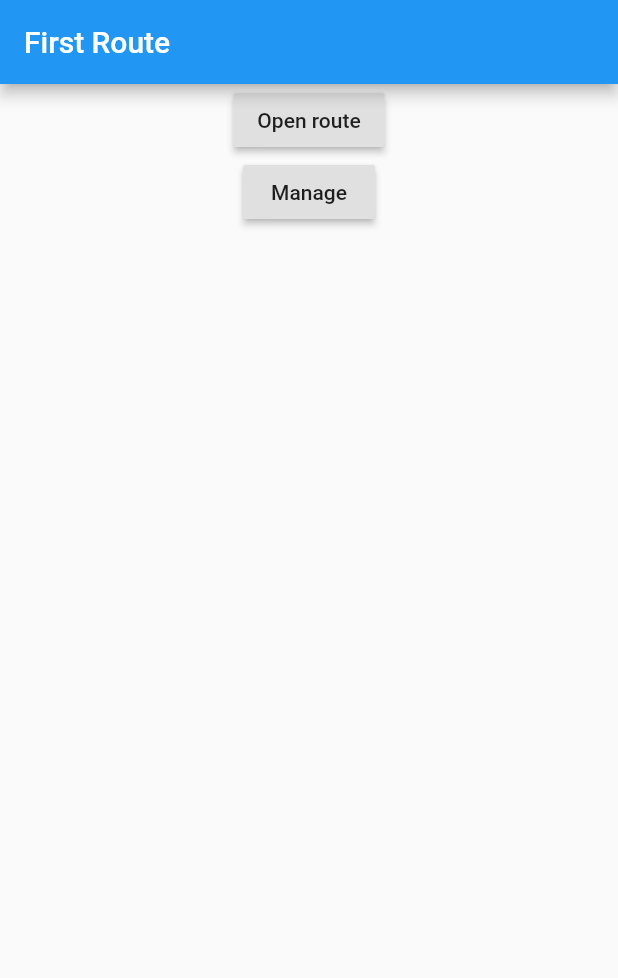
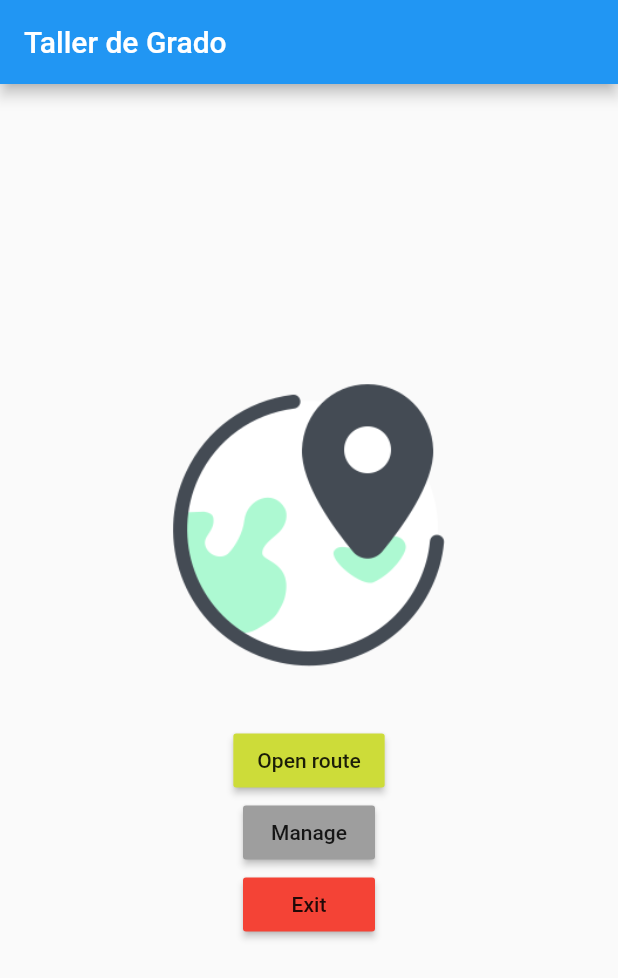
Before and after one commit to PrimeAndrew/routesPrime, a Flutter app: the screen it shows after launch, on a phone screen of 412 x 824 dp. Shown: the top 978 px of the screen. Run offline on Flutter 3.47's test engine with Material 2 defaults, Android fonts, the phone set to English and light mode, and no system bars; our stand-ins replace cloud_firestore, geolocator, google_maps_flutter, toast; missing offline and left inert: google_maps_webservice; accounts and stored records are empty.

Commit message:
main improved

```diff
--- a/lib/main.dart
+++ b/lib/main.dart
@@ -3,6 +3,8 @@ import 'package:zapp2/from_point.dart';
 import 'package:provider/provider.dart';
 import 'package:zapp2/prueba.dart';
 import 'directions_provider.dart';
+import 'dart:io';
+
 // import 'package:cloud_firestore/cloud_firestore.dart';
 
 void main() => runApp(MyApp());
@@ -39,12 +41,24 @@ class _MyHomePageState extends State<MyHomePage> {
   Widget build(BuildContext context) {
     return Scaffold(
       appBar: AppBar(
-        title: Text('First Route'),
+        title: Text('Taller de Grado'),
       ),
       body: Center(
         child: Column(
+          mainAxisAlignment: MainAxisAlignment.center,
           children: <Widget>[
+            Container(
+              height: 200,
+              child: Image.asset(
+                'assets/images/logo.png',
+                fit: BoxFit.cover,
+              ),
+            ),
+            SizedBox(
+              height: 30,
+            ),
             RaisedButton(
+              color: Colors.lime,
               child: Text('Open route'),
               onPressed: () {
                 Navigator.push(
@@ -55,6 +69,7 @@ class _MyHomePageState extends State<MyHomePage> {
               },
             ),
             RaisedButton(
+              color: Colors.grey,
               child: Text('Manage'),
               onPressed: () {
                 Navigator.push(
@@ -64,6 +79,11 @@ class _MyHomePageState extends State<MyHomePage> {
                 );
               },
             ),
+            RaisedButton(
+              color: Colors.red,
+              child: Text('Exit'),
+              onPressed: () => exit(0),
+            ),
           ],
         ),
       ),
```
